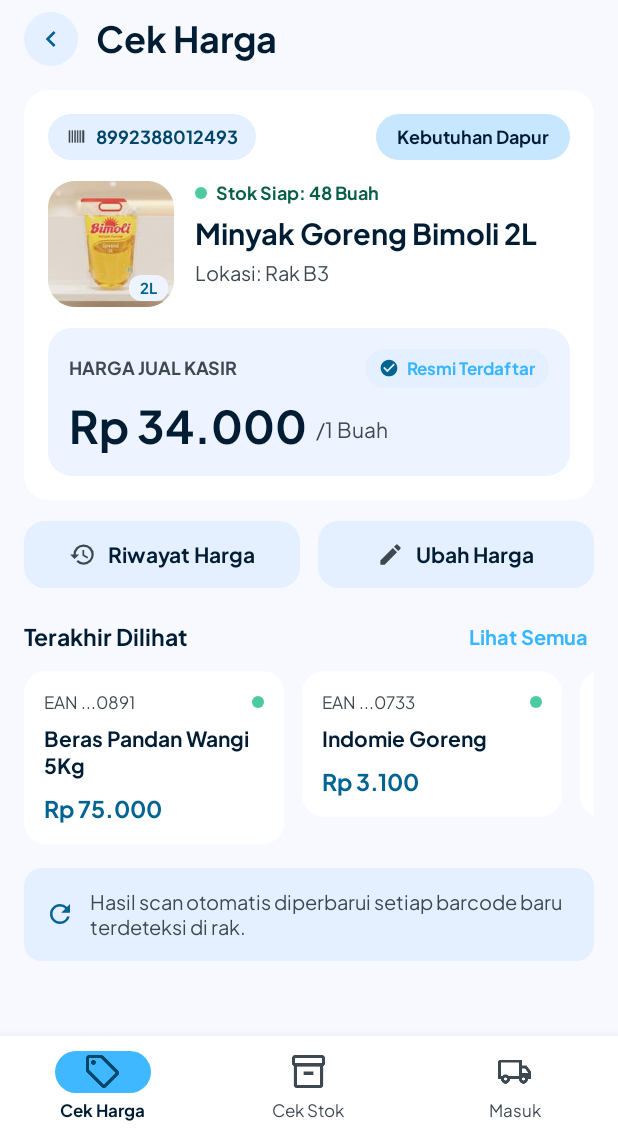
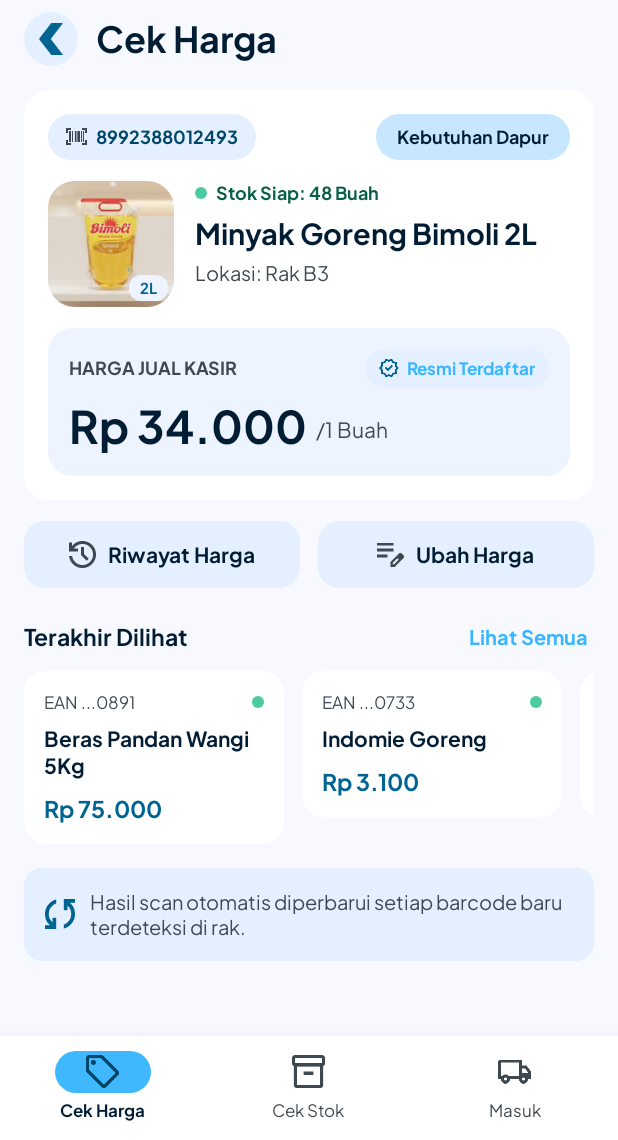
Before and after one commit to nasrulaja/toko-berkah-project, an Android app: the screen it shows after launch (MainActivity), after a tap on "2L", on a phone screen of 412 x 824 dp, the part 96-1236 px from its top. Run offline under Robolectric (Android 15) with nearby library versions, the phone set to English and light mode, and no system bars.

Commit message:
Swap 6 icons for Figma exports; navy text on blue buttons; scan btn #3FB8FF

```diff
--- a/TokoBerkah-Android-App/pages/src/main/res/drawable/ic_back.xml
+++ /dev/null
@@ -1,10 +0,0 @@
-<?xml version="1.0" encoding="utf-8"?>
-<vector xmlns:android="http://schemas.android.com/apk/res/android"
-    android:width="24dp"
-    android:height="24dp"
-    android:viewportWidth="24"
-    android:viewportHeight="24">
-    <path
-        android:fillColor="#006492"
-        android:pathData="M15.41,7.41L14,6l-6,6 6,6 1.41,-1.41L10.83,12z" />
-</vector>
--- a/TokoBerkah-Android-App/pages/src/main/res/drawable/ic_barcode.xml
+++ /dev/null
@@ -1,13 +0,0 @@
-<?xml version="1.0" encoding="utf-8"?>
-<vector xmlns:android="http://schemas.android.com/apk/res/android"
-    android:width="24dp"
-    android:height="24dp"
-    android:viewportWidth="24"
-    android:viewportHeight="24">
-    <path android:fillColor="#FFFFFF" android:pathData="M3,5h2v14H3z" />
-    <path android:fillColor="#FFFFFF" android:pathData="M6.5,5H8v14H6.5z" />
-    <path android:fillColor="#FFFFFF" android:pathData="M9.5,5h1.6v14H9.5z" />
-    <path android:fillColor="#FFFFFF" android:pathData="M12.6,5h1.4v14h-1.4z" />
-    <path android:fillColor="#FFFFFF" android:pathData="M15.5,5h1.6v14h-1.6z" />
-    <path android:fillColor="#FFFFFF" android:pathData="M18.6,5H21v14h-2.4z" />
-</vector>
--- a/TokoBerkah-Android-App/pages/src/main/res/drawable/ic_check_circle.xml
+++ /dev/null
@@ -1,10 +0,0 @@
-<?xml version="1.0" encoding="utf-8"?>
-<vector xmlns:android="http://schemas.android.com/apk/res/android"
-    android:width="24dp"
-    android:height="24dp"
-    android:viewportWidth="24"
-    android:viewportHeight="24">
-    <path
-        android:fillColor="#006492"
-        android:pathData="M12,2C6.48,2 2,6.48 2,12s4.48,10 10,10 10,-4.48 10,-10S17.52,2 12,2zM10,17l-5,-5 1.41,-1.41L10,14.17l7.59,-7.59L19,8l-9,9z" />
-</vector>
--- a/TokoBerkah-Android-App/pages/src/main/res/drawable/ic_edit.xml
+++ /dev/null
@@ -1,10 +0,0 @@
-<?xml version="1.0" encoding="utf-8"?>
-<vector xmlns:android="http://schemas.android.com/apk/res/android"
-    android:width="24dp"
-    android:height="24dp"
-    android:viewportWidth="24"
-    android:viewportHeight="24">
-    <path
-        android:fillColor="#3E4850"
-        android:pathData="M3,17.25V21h3.75L17.81,9.94l-3.75,-3.75L3,17.25zM20.71,7.04a0.996,0.996 0,0 0,0 -1.41l-2.34,-2.34a0.996,0.996 0,0 0,-1.41 0l-1.83,1.83 3.75,3.75 1.83,-1.83z" />
-</vector>
--- a/TokoBerkah-Android-App/pages/src/main/res/drawable/ic_history.xml
+++ /dev/null
@@ -1,10 +0,0 @@
-<?xml version="1.0" encoding="utf-8"?>
-<vector xmlns:android="http://schemas.android.com/apk/res/android"
-    android:width="24dp"
-    android:height="24dp"
-    android:viewportWidth="24"
-    android:viewportHeight="24">
-    <path
-        android:fillColor="#3E4850"
-        android:pathData="M13,3a9,9 0,0 0,-9 9H1l3.89,3.89 0.07,0.14L9,12H6c0,-3.87 3.13,-7 7,-7s7,3.13 7,7 -3.13,7 -7,7c-1.93,0 -3.68,-0.79 -4.94,-2.06l-1.42,1.42A8.954,8.954 0,0 0,13 21a9,9 0,0 0,0 -18zM12,8v5l4.28,2.54 0.72,-1.21 -3.5,-2.08V8H12z" />
-</vector>
--- a/TokoBerkah-Android-App/pages/src/main/res/drawable/ic_refresh.xml
+++ /dev/null
@@ -1,10 +0,0 @@
-<?xml version="1.0" encoding="utf-8"?>
-<vector xmlns:android="http://schemas.android.com/apk/res/android"
-    android:width="24dp"
-    android:height="24dp"
-    android:viewportWidth="24"
-    android:viewportHeight="24">
-    <path
-        android:fillColor="#006492"
-        android:pathData="M17.65,6.35A7.958,7.958 0,0 0,12 4c-4.42,0 -7.99,3.58 -7.99,8s3.57,8 7.99,8c3.73,0 6.84,-2.55 7.73,-6h-2.08A5.99,5.99 0,0 1,12 18c-3.31,0 -6,-2.69 -6,-6s2.69,-6 6,-6c1.66,0 3.14,0.69 4.22,1.78L13,11h7V4l-2.35,2.35z" />
-</vector>
--- a/TokoBerkah-Android-App/pages/src/main/res/layout/fragment_cekharga_list.xml
+++ b/TokoBerkah-Android-App/pages/src/main/res/layout/fragment_cekharga_list.xml
@@ -65,7 +65,7 @@
                 android:layout_height="wrap_content"
                 android:layout_marginStart="10dp"
                 android:text="@string/scan_button"
-                android:textColor="@color/white"
+                android:textColor="@color/navy_soft"
                 android:textSize="15sp"
                 android:textStyle="bold" />
         </LinearLayout>
--- a/TokoBerkah-Android-App/pages/src/main/res/layout/fragment_riwayat_harga.xml
+++ b/TokoBerkah-Android-App/pages/src/main/res/layout/fragment_riwayat_harga.xml
@@ -125,7 +125,7 @@
                 android:layout_width="wrap_content"
                 android:layout_height="wrap_content"
                 android:text="@string/btn_ubah"
-                android:textColor="@color/white"
+                android:textColor="@color/navy_soft"
                 android:textSize="15sp"
                 android:textStyle="bold" />
         </LinearLayout>
--- a/TokoBerkah-Android-App/pages/src/main/res/layout/fragment_ubah_harga.xml
+++ b/TokoBerkah-Android-App/pages/src/main/res/layout/fragment_ubah_harga.xml
@@ -203,7 +203,7 @@
                 android:layout_width="wrap_content"
                 android:layout_height="wrap_content"
                 android:text="@string/btn_simpan"
-                android:textColor="@color/white"
+                android:textColor="@color/navy_soft"
                 android:textSize="15sp"
                 android:textStyle="bold" />
         </LinearLayout>
--- a/TokoBerkah-Android-App/pages/src/main/res/values/colors.xml
+++ b/TokoBerkah-Android-App/pages/src/main/res/values/colors.xml
@@ -2,7 +2,7 @@
 <resources>
     <!-- Palet disamakan dengan Figma (file desain utama) -->
     <color name="blue_primary">#38B6FF</color>
-    <color name="blue_btn_scan">#40B8FF</color>
+    <color name="blue_btn_scan">#3FB8FF</color>
     <color name="nav_pill">#3FB8FF</color>
     <color name="chip_category_bg">#C6E7FF</color>
     <color name="blue_primary_dark">#004668</color>
```
Also changed, not shown: TokoBerkah-Android-App/pages/src/main/res/drawable-nodpi/ic_back.png (added), TokoBerkah-Android-App/pages/src/main/res/drawable-nodpi/ic_barcode.png (added), TokoBerkah-Android-App/pages/src/main/res/drawable-nodpi/ic_check_circle.png (added), TokoBerkah-Android-App/pages/src/main/res/drawable-nodpi/ic_edit.png (added), TokoBerkah-Android-App/pages/src/main/res/drawable-nodpi/ic_history.png (added), TokoBerkah-Android-App/pages/src/main/res/drawable-nodpi/ic_refresh.png (added).
